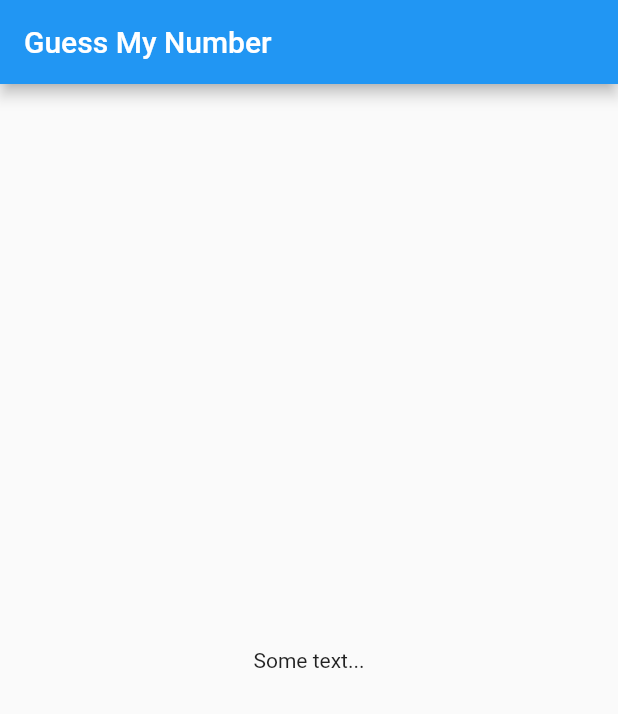
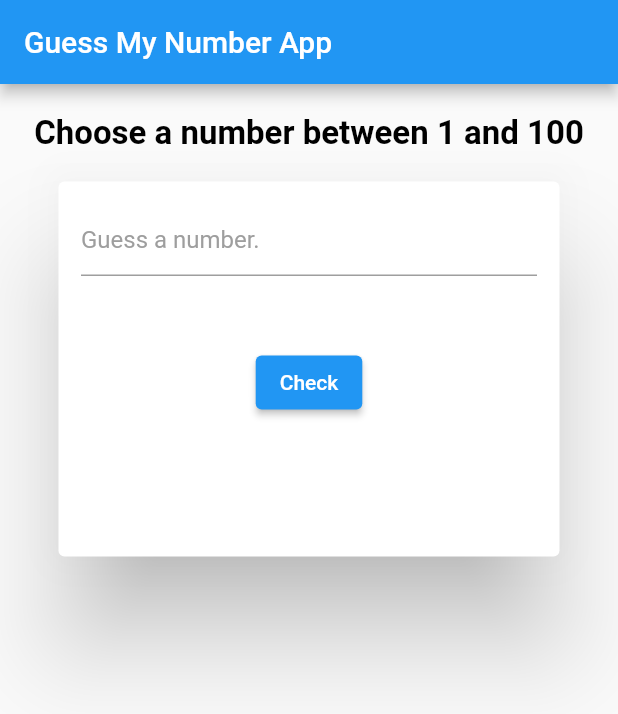
Before and after one commit to Stormania/guess_number, a Flutter app: the screen it shows after launch, on a phone screen of 412 x 824 dp. Shown: the top 714 px of the screen. Run offline on Flutter 3.47's test engine with Material 2 defaults, Android fonts, the phone set to English and light mode, and no system bars.

Commit message:
modified:   lib/main.dart

```diff
--- a/lib/main.dart
+++ b/lib/main.dart
@@ -1,3 +1,4 @@
+import 'dart:math';
 import 'package:flutter/material.dart';
 
 void main() {
@@ -10,7 +11,7 @@ class GuessMyNumber extends StatelessWidget {
   @override
   Widget build(BuildContext context) {
     return MaterialApp(
-      title: 'Flutter Demo',
+      title: 'Guess My Number',
       debugShowCheckedModeBanner: false,
       theme: ThemeData(
         primarySwatch: Colors.blue,
@@ -26,22 +27,138 @@ class MyHomePage extends StatefulWidget {
   final String title;
 
   @override
-  State<MyHomePage> createState() => _MyHomePageState();
+  State<MyHomePage> createState() => _GuessNumberState();
 }
 
-class _MyHomePageState extends State<MyHomePage> {
+class _GuessNumberState extends State<MyHomePage> {
+  final TextEditingController controller = TextEditingController();
+  String hintText = '';
+  String? message = '';
+  String? errorText;
+  int randomNumber = Random().nextInt(100);
+  bool correctNumber = false;
+
   @override
   Widget build(BuildContext context) {
     return Scaffold(
       appBar: AppBar(
-        title: Text(widget.title),
+        title: const Text(
+          'Guess My Number App',
+          style: TextStyle(
+            color: Colors.white,
+            fontSize: 20,
+          ),
+        ),
       ),
-      body: Center(
+      body: Padding(
+        padding: const EdgeInsets.all(20),
         child: Column(
-          mainAxisAlignment: MainAxisAlignment.center,
-          children: const <Widget>[
-            Text(
-              'Some text...',
+          children: <Widget>[
+            const Text(
+              'Choose a number between 1 and 100',
+              style: TextStyle(
+                color: Colors.black,
+                fontSize: 22,
+                fontWeight: FontWeight.bold,
+              ),
+            ),
+            Padding(
+              padding: const EdgeInsets.all(15),
+              child: Card(
+                elevation: 30,
+                child: SizedBox(
+                  height: 250,
+                  child: Padding(
+                    padding: const EdgeInsets.all(15),
+                    child: Column(
+                      children: <Widget>[
+                        TextField(
+                          controller: controller,
+                          keyboardType: TextInputType.number,
+                          decoration: InputDecoration(
+                            hintText: 'Guess a number.',
+                            hintStyle: const TextStyle(
+                              color: Colors.grey,
+                              fontSize: 16,
+                            ),
+                            errorText: errorText,
+                            errorStyle: const TextStyle(
+                              color: Colors.red,
+                              fontSize: 14,
+                            ),
+                          ),
+                        ),
+                        Padding(
+                          padding: const EdgeInsets.all(8),
+                          child: Text(
+                            '$message',
+                            style: const TextStyle(
+                              color: Colors.black,
+                              fontSize: 18,
+                              fontWeight: FontWeight.bold,
+                            ),
+                          ),
+                        ),
+                        Padding(
+                          padding: const EdgeInsets.all(10),
+                          child: ElevatedButton(
+                            child: const Text('Check'),
+                            onPressed: () {
+                              // ignore: always_declare_return_types
+                              checkNumber(int? guessNumber) {
+                                setState(() {
+                                  if (guessNumber == null) {
+                                    errorText = 'Please enter a number!';
+                                    message = '';
+                                    controller.clear();
+                                  } else {
+                                    if (guessNumber == randomNumber) {
+                                      // ignore: inference_failure_on_function_invocation
+                                      showDialog(
+                                        context: context,
+                                        builder: (BuildContext context) {
+                                          return AlertDialog(
+                                            title: const Text('Congrats!'),
+                                            content: Text(
+                                              'You are correct. It is $randomNumber.',
+                                              style: const TextStyle(
+                                                fontSize: 18,
+                                                fontWeight: FontWeight.bold,
+                                              ),
+                                            ),
+                                            actions: <Widget>[
+                                              TextButton(
+                                                onPressed: () => Navigator.pop(context, 'Reset'),
+                                                child: const Text('Reset'),
+                                              )
+                                            ],
+                                          );
+                                        },
+                                      );
+                                      message = '';
+                                      correctNumber = true;
+                                      errorText = null;
+                                    } else if (guessNumber < randomNumber) {
+                                      message = 'Please try again a greater number.';
+                                      errorText = null;
+                                    } else {
+                                      message = 'Please try again a smaller number.';
+                                      errorText = null;
+                                    }
+                                    controller.clear();
+                                  }
+                                });
+                              }
+
+                              checkNumber(int.tryParse(controller.text));
+                            },
+                          ),
+                        )
+                      ],
+                    ),
+                  ),
+                ),
+              ),
             ),
           ],
         ),
```
